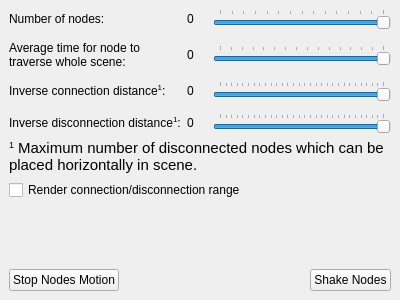
Above: Computer_networks/p2p/src/forms/main_dockable_panel.ui from rutsky/semester09 before the change. Below: the same form after it.
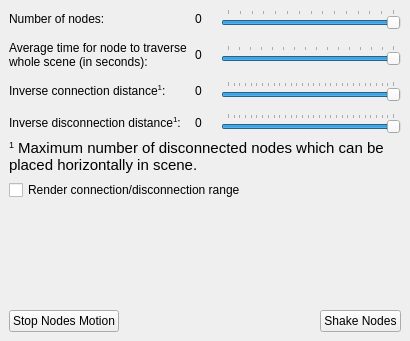
That is the form after the change.

The edit to the form file:
```diff
--- a/Computer_networks/p2p/src/forms/main_dockable_panel.ui
+++ b/Computer_networks/p2p/src/forms/main_dockable_panel.ui
@@ -6,8 +6,8 @@
    <rect>
     <x>0</x>
     <y>0</y>
-    <width>400</width>
-    <height>300</height>
+    <width>410</width>
+    <height>341</height>
    </rect>
   </property>
   <property name="features">
@@ -19,7 +19,7 @@
   <widget class="QWidget" name="dockWidgetContents">
    <layout class="QVBoxLayout" name="verticalLayout_2">
     <item>
-     <layout class="QGridLayout" name="gridLayout" columnminimumwidth="0,20,0">
+     <layout class="QGridLayout" name="gridLayout" columnstretch="1,0,1" columnminimumwidth="0,20,0">
       <property name="verticalSpacing">
        <number>12</number>
       </property>
@@ -68,7 +68,10 @@
       <item row="1" column="0">
        <widget class="QLabel" name="label_2">
         <property name="text">
-         <string>Average time for node to traverse whole scene:</string>
+         <string>Average time for node to traverse whole scene (in&amp;nbsp;seconds):</string>
+        </property>
+        <property name="textFormat">
+         <enum>Qt::RichText</enum>
         </property>
         <property name="wordWrap">
          <bool>true</bool>
```
